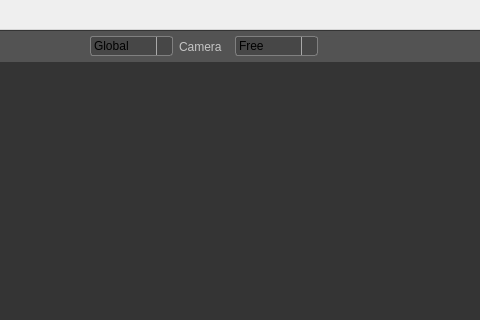
First picture: the form in src/newmainwindow.ui, repository jahshaka/Studio, before the edit; both pictures show x 235 to 715 and y 0 to 320 of the 1209 by 955 pixel window.
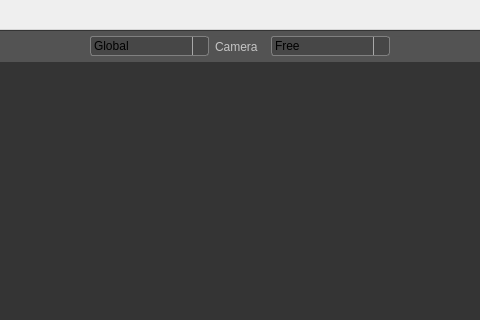
Second picture: the form after the edit. The open tabs and pages were chosen to show the change. Icons and pictures are not drawn. Custom widgets are drawn as their Qt base class.

```diff
--- a/src/newmainwindow.ui
+++ b/src/newmainwindow.ui
@@ -645,7 +645,7 @@
            <widget class="QComboBox" name="comboBox_2">
             <property name="minimumSize">
              <size>
-              <width>83</width>
+              <width>119</width>
               <height>0</height>
              </size>
             </property>
@@ -693,7 +693,7 @@
            <widget class="QComboBox" name="cameraTypeCombo">
             <property name="minimumSize">
              <size>
-              <width>83</width>
+              <width>119</width>
               <height>0</height>
              </size>
             </property>
```
Left out of the diff: 4 changed lines with no effect on the pictures.
